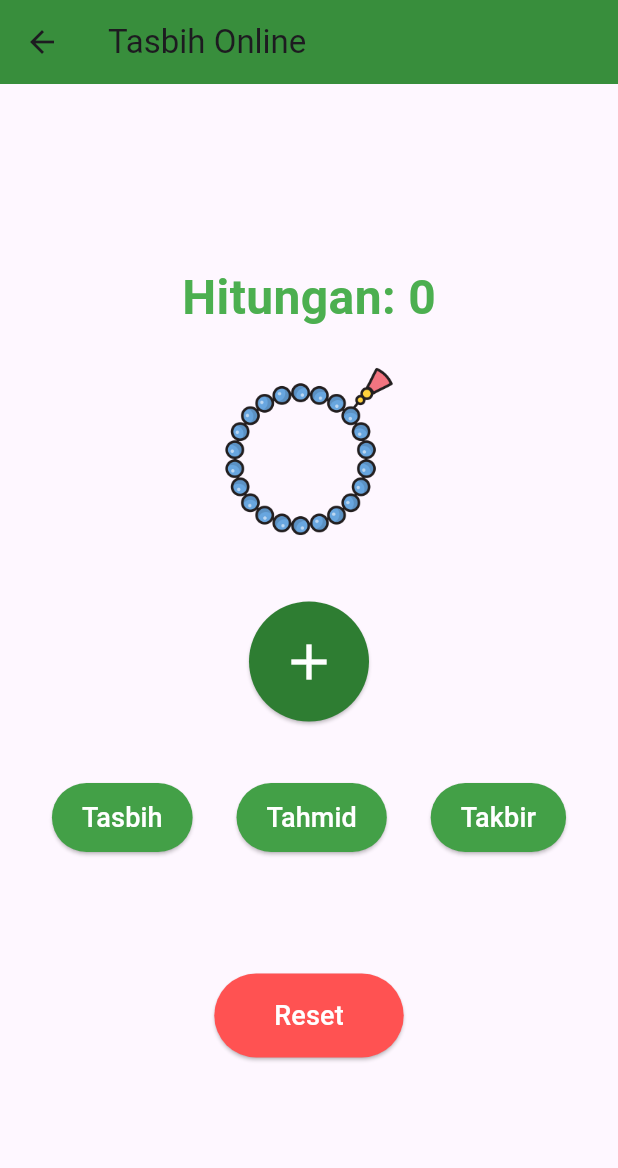
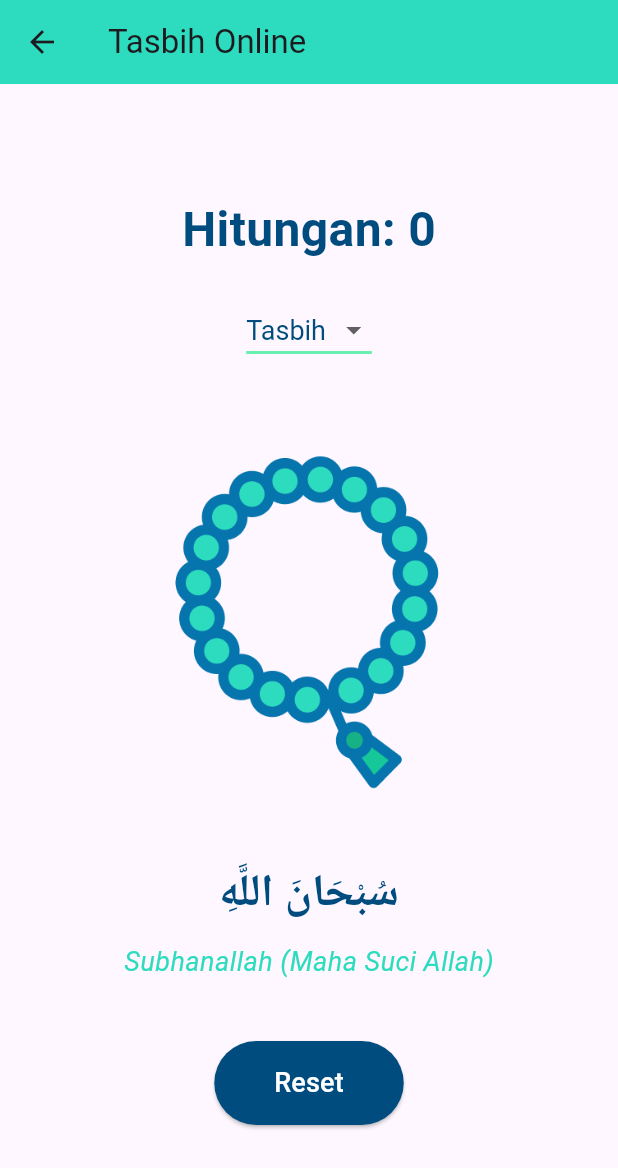
Before and after one commit to IlhamRichie/Tumanina-App, a Flutter app: the TasbihScreen screen opened directly, on a phone screen of 412 x 824 dp. Shown: the top 1168 px of the screen. Run offline on Flutter 3.47's test engine with Material 3 defaults, Android fonts, the phone set to English and light mode, and no system bars; our stand-ins replace audioplayers, camera, flutter_compass, geolocator, shared_preferences, syncfusion_flutter_charts; accounts and stored records are empty; network calls fail.

Commit message:
Fix: Center content alignment and stabilize layout

```diff
--- a/lib/screens/tasbih_screen.dart
+++ b/lib/screens/tasbih_screen.dart
@@ -25,7 +25,7 @@ class HomeScreen extends StatelessWidget {
     return Scaffold(
       appBar: AppBar(
         title: const Text('Tasbih Mualaf'),
-        backgroundColor: Colors.green.shade700,
+        backgroundColor: Color(0xFF004C7E),
       ),
       body: Center(
         child: IconButton(
@@ -52,11 +52,32 @@ class TasbihScreen extends StatefulWidget {
 class _TasbihScreenState extends State<TasbihScreen>
     with SingleTickerProviderStateMixin {
   int counter = 0;
+  String dropdownValue = 'Tasbih';
+
   late AnimationController _controller;
   late Animation<double> _rotationAnimation;
 
   String displayedText = "";
   String displayedLatin = "";
+
+  final Map<String, Map<String, String>> dzikirText = {
+    'Tasbih': {
+      'arab': "سُبْحَانَ اللَّهِ",
+      'latin': "Subhanallah (Maha Suci Allah)",
+    },
+    'Tahmid': {
+      'arab': "الْحَمْدُ لِلَّهِ",
+      'latin': "Alhamdulillah (Segala Puji bagi Allah)",
+    },
+    'Takbir': {
+      'arab': "اللَّهُ أَكْبَرُ",
+      'latin': "Allahu Akbar (Allah Maha Besar)",
+    },
+    'Tauhid': {
+      'arab': "لَا إِلٰهَ إِلَّا اللَّهُ",
+      'latin': "Laa ilaaha illallah (Tiada Tuhan selain Allah)",
+    }
+  };
 
   @override
   void initState() {
@@ -68,6 +89,8 @@ class _TasbihScreenState extends State<TasbihScreen>
 
     _rotationAnimation = Tween<double>(begin: 0, end: 2 * pi)
         .animate(CurvedAnimation(parent: _controller, curve: Curves.easeInOut));
+
+    updateDzikirText();
   }
 
   @override
@@ -85,39 +108,15 @@ class _TasbihScreenState extends State<TasbihScreen>
 
   void resetCounter() {
     setState(() {
-      if (counter > 0) counter = 0;
-      displayedText = "";
-      displayedLatin = "";
+      counter = 0;
     });
   }
 
-  void showText(String type) {
+  void updateDzikirText() {
     setState(() {
-      if (type == "tasbih") {
-        displayedText = "سُبْحَانَ اللَّهِ";
-        displayedLatin = "Subhanallah (Maha Suci Allah)";
-      } else if (type == "tahmid") {
-        displayedText = "الْحَمْدُ لِلَّهِ";
-        displayedLatin = "Alhamdulillah (Segala Puji bagi Allah)";
-      } else if (type == "takbir") {
-        displayedText = "اللَّهُ أَكْبَرُ";
-        displayedLatin = "Allahu Akbar (Allah Maha Besar)";
-      }
+      displayedText = dzikirText[dropdownValue]!['arab']!;
+      displayedLatin = dzikirText[dropdownValue]!['latin']!;
     });
-  }
-
-  Widget _buildButton(String label, VoidCallback onPressed) {
-    return ElevatedButton(
-      onPressed: onPressed,
-      style: ElevatedButton.styleFrom(
-        backgroundColor: Colors.green.shade600,
-        padding: const EdgeInsets.symmetric(horizontal: 20, vertical: 10),
-      ),
-      child: Text(
-        label,
-        style: const TextStyle(fontSize: 18, color: Colors.white),
-      ),
-    );
   }
 
   @override
@@ -125,34 +124,71 @@ class _TasbihScreenState extends State<TasbihScreen>
     return Scaffold(
       appBar: AppBar(
         title: const Text('Tasbih Online'),
-        backgroundColor: Colors.green.shade700,
+        backgroundColor: Color(0xFF2DDCBE),
       ),
-      body: Container(
-        padding: const EdgeInsets.symmetric(horizontal: 20),
+      body: Center(
+        // Membuat konten tetap di tengah
+        child: SingleChildScrollView(
+          // Menghindari overflow jika layar kecil
           child: Column(
-          mainAxisAlignment: MainAxisAlignment.center,
+            mainAxisAlignment:
+                MainAxisAlignment.center, // Konten di tengah secara vertikal
+            crossAxisAlignment:
+                CrossAxisAlignment.center, // Konten di tengah secara horizontal
+            mainAxisSize: MainAxisSize.min, // Ukuran column mengikuti konten
             children: [
+              // Hitungan
               Text(
                 'Hitungan: $counter',
                 style: const TextStyle(
                   fontSize: 32,
                   fontWeight: FontWeight.bold,
-                color: Colors.green,
+                  color: Color(0xFF004C7E),
                 ),
               ),
               const SizedBox(height: 20),
-            AnimatedBuilder(
+
+              // Dropdown untuk memilih dzikir
+              DropdownButton<String>(
+                value: dropdownValue,
+                icon: const Icon(Icons.arrow_drop_down),
+                elevation: 16,
+                style: const TextStyle(color: Color(0xFF004C7E), fontSize: 18),
+                underline: Container(
+                  height: 2,
+                  color: Colors.greenAccent,
+                ),
+                onChanged: (String? newValue) {
+                  setState(() {
+                    dropdownValue = newValue!;
+                    updateDzikirText();
+                  });
+                },
+                items: dzikirText.keys
+                    .map<DropdownMenuItem<String>>((String value) {
+                  return DropdownMenuItem<String>(
+                    value: value,
+                    child: Text(value),
+                  );
+                }).toList(),
+              ),
+              const SizedBox(height: 40),
+
+              // Gambar Tasbih untuk menghitung
+              GestureDetector(
+                onTap: incrementCounter,
+                child: AnimatedBuilder(
                   animation: _rotationAnimation,
                   builder: (context, child) {
                     return Transform.rotate(
-                  angle: (_rotationAnimation.value / (33)) * 2 * pi,
+                      angle: _rotationAnimation.value,
                       child: child,
                     );
                   },
                   child: Image.asset(
-                'assets/tasbih/tasbih_bead.png',
-                width: 120,
-                height: 120,
+                    'assets/tasbih/tasbih3.png',
+                    width: 270,
+                    height: 270,
                     errorBuilder: (context, error, stackTrace) => const Icon(
                       Icons.error_outline,
                       size: 120,
@@ -160,33 +196,17 @@ class _TasbihScreenState extends State<TasbihScreen>
                     ),
                   ),
                 ),
-            const SizedBox(height: 40),
-            ElevatedButton(
-              onPressed: incrementCounter,
-              style: ElevatedButton.styleFrom(
-                backgroundColor: Colors.green.shade800,
-                shape: const CircleBorder(),
-                padding: const EdgeInsets.all(20),
               ),
-              child: const Icon(Icons.add, size: 40, color: Colors.white),
-            ),
-            const SizedBox(height: 40),
-            Row(
-              mainAxisAlignment: MainAxisAlignment.spaceAround,
-              children: [
-                _buildButton('Tasbih', () => showText("tasbih")),
-                _buildButton('Tahmid', () => showText("tahmid")),
-                _buildButton('Takbir', () => showText("takbir")),
-              ],
-            ),
-            const SizedBox(height: 40),
+              const SizedBox(height: 20),
+
+              // Teks Dzikir berdasarkan pilihan dropdown
               if (displayedText.isNotEmpty) ...[
                 Text(
                   displayedText,
                   style: const TextStyle(
                     fontSize: 30,
                     fontWeight: FontWeight.bold,
-                  color: Colors.black,
+                    color: Color(0xFF004C7E),
                   ),
                 ),
                 const SizedBox(height: 10),
@@ -195,16 +215,19 @@ class _TasbihScreenState extends State<TasbihScreen>
                   style: const TextStyle(
                     fontSize: 18,
                     fontStyle: FontStyle.italic,
-                  color: Colors.grey,
+                    color: Color(0xFF2DDCBE),
                   ),
                 ),
               ],
               const SizedBox(height: 40),
+
+              // Tombol Reset
               ElevatedButton(
                 onPressed: resetCounter,
                 style: ElevatedButton.styleFrom(
-                backgroundColor: Colors.redAccent,
-                padding: const EdgeInsets.symmetric(horizontal: 40, vertical: 15),
+                  backgroundColor: Color(0xFF004C7E),
+                  padding:
+                      const EdgeInsets.symmetric(horizontal: 40, vertical: 15),
                 ),
                 child: const Text(
                   'Reset',
@@ -214,6 +237,7 @@ class _TasbihScreenState extends State<TasbihScreen>
             ],
           ),
         ),
+      ),
     );
   }
 }
```
Also changed, not shown: lib/screens/home_screen.dart (+4 -3 lines), lib/screens/intro_screen.dart (+6 -6 lines), lib/screens/pantau_sholat_screen.dart (+23 -7 lines), lib/screens/register_screen.dart (+20 -20 lines), assets/tasbih/tasbih.svg (added), assets/tasbih/tasbih2.png (added), assets/tasbih/tasbih3.png (added). Lines whose indentation alone changed are shown as unchanged.
